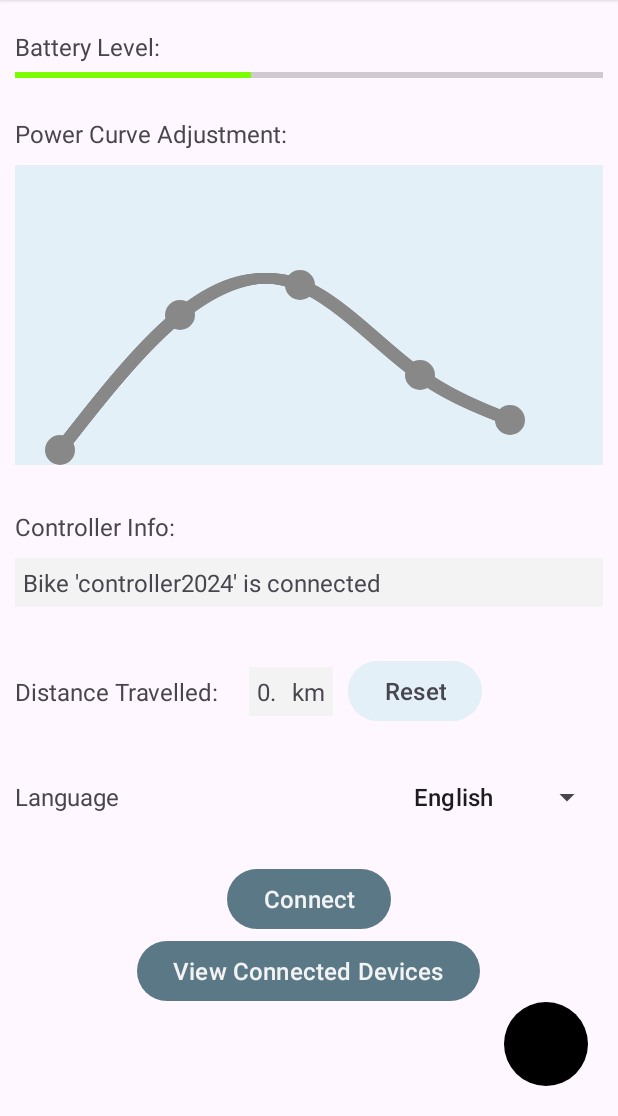
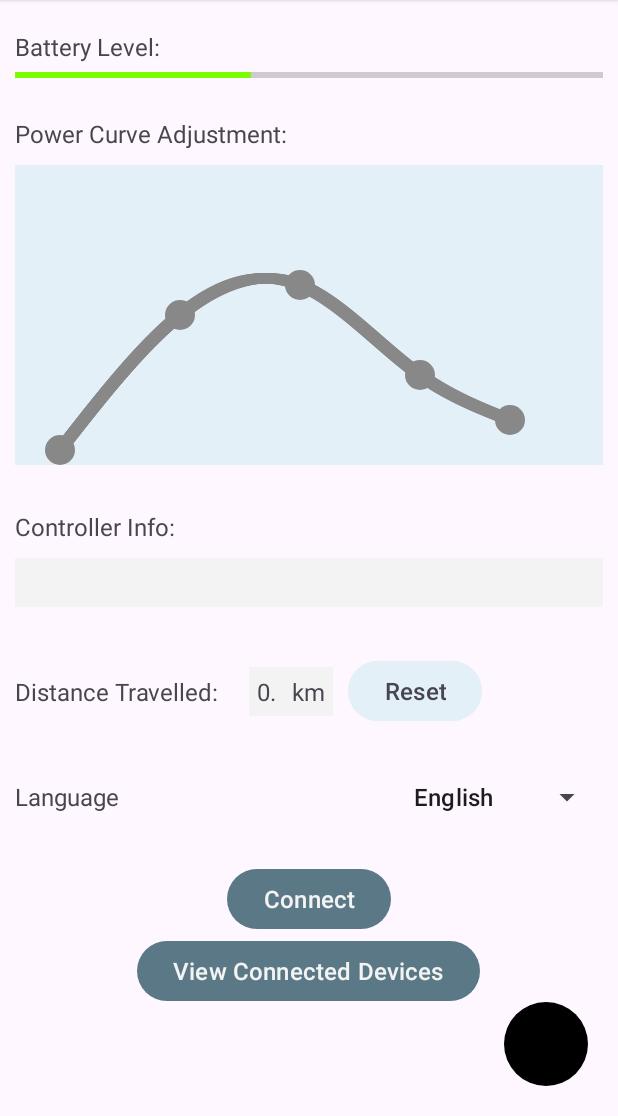
Before and after one commit to h-malm/eburst-temp, an Android app: the SecondFragment screen opened through its navigation route, on a phone screen of 412 x 824 dp, the part 120-1236 px from its top. Run offline under Robolectric (Android 15) with nearby library versions, the phone set to English and light mode, and no system bars; our stand-ins replace navigation-ui.

Commit message:
Removed placeholder text

```diff
--- a/E-Burst-temporary/app/src/main/res/layout/fragment_second.xml
+++ b/E-Burst-temporary/app/src/main/res/layout/fragment_second.xml
@@ -138,7 +138,7 @@
                 android:layout_margin="@dimen/fab_margin"
                 android:maxHeight="100dp"
                 android:padding="5dp"
-                android:text="Bike 'controller2024' is connected" />
+                android:text="" />
         </ScrollView>
 
         <LinearLayout
```
